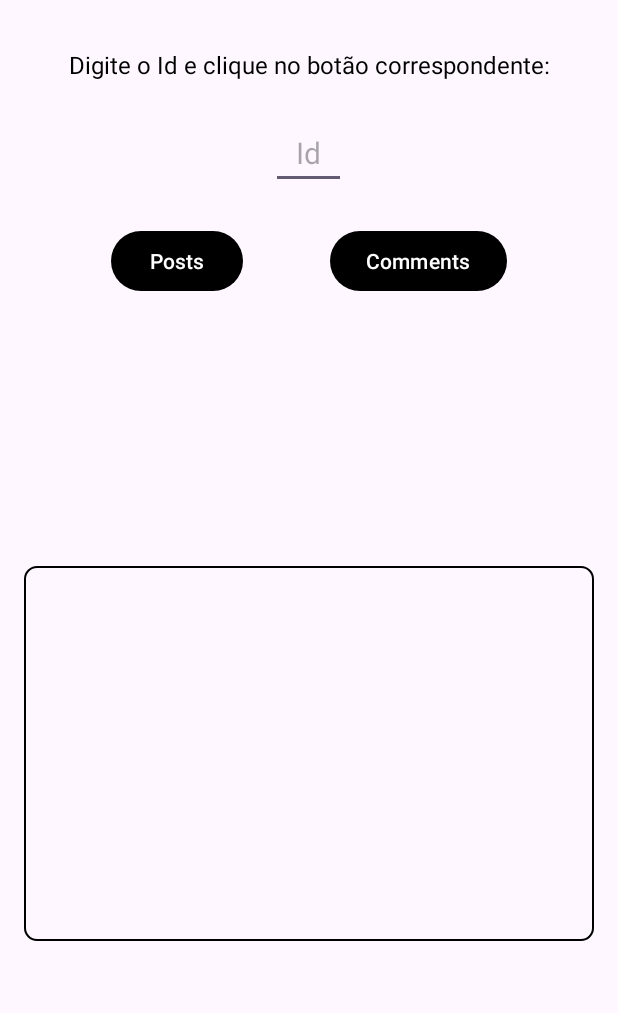
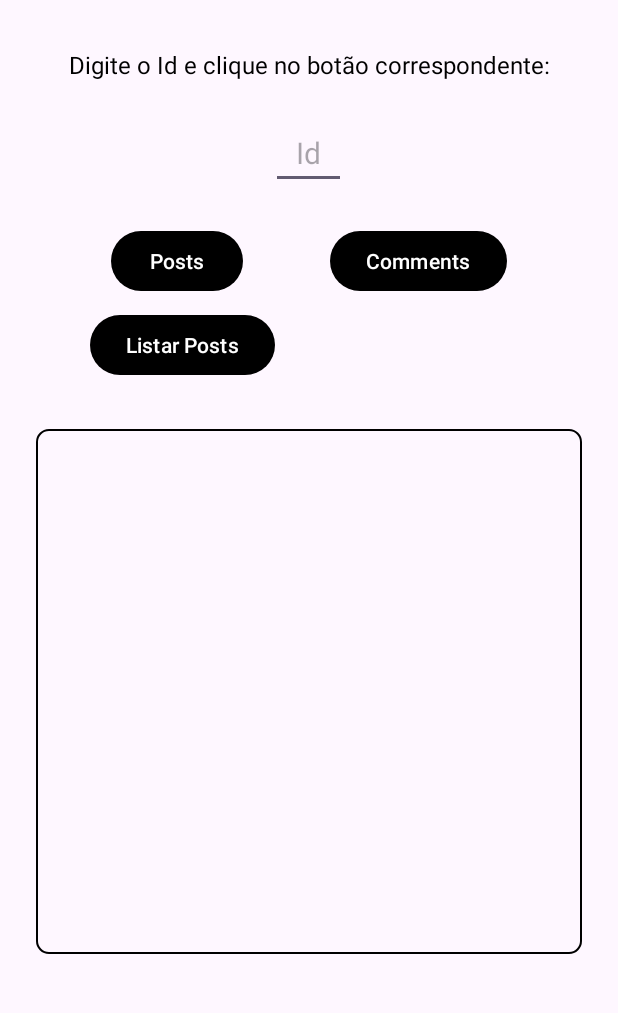
Before and after one commit to johabfreitas/api-jsonplaceholder, an Android app: the layout activity_main.xml on its own in the app's theme, with its tools: preview values and no code run, on a phone screen of 412 x 824 dp, the part 92-1105 px from its top. Run offline under Robolectric (Android 15) with nearby library versions, the phone set to English and light mode, and no system bars.

Commit message:
Layout ajustado

```diff
--- a/app/src/main/res/layout/activity_main.xml
+++ b/app/src/main/res/layout/activity_main.xml
@@ -76,16 +76,27 @@
         app:layout_constraintTop_toBottomOf="@+id/edt_id" />
 
 
+    <Button
+        android:id="@+id/btn_listarposts"
+        android:layout_width="wrap_content"
+        android:layout_height="wrap_content"
+        android:layout_marginStart="60dp"
+        android:layout_marginTop="8dp"
+        android:text="Listar Posts"
+        app:layout_constraintStart_toStartOf="parent"
+        app:layout_constraintTop_toBottomOf="@+id/btn_posts" />
+
     <ScrollView
         android:layout_width="0dp"
-        android:layout_height="wrap_content"
-        android:layout_marginTop="60dp"
+        android:layout_height="0dp"
+        android:layout_marginStart="8dp"
+        android:layout_marginTop="32dp"
+        android:layout_marginEnd="8dp"
         android:layout_marginBottom="8dp"
         app:layout_constraintBottom_toBottomOf="parent"
         app:layout_constraintEnd_toEndOf="parent"
         app:layout_constraintStart_toStartOf="parent"
-        app:layout_constraintTop_toBottomOf="@+id/btn_posts">
-
+        app:layout_constraintTop_toBottomOf="@+id/btn_listarposts">
 
         <LinearLayout
             android:layout_width="match_parent"
@@ -94,7 +105,7 @@
             <EditText
                 android:id="@+id/edt_visualizar"
                 android:layout_width="match_parent"
-                android:layout_height="250dp"
+                android:layout_height="350dp"
                 android:layout_marginStart="16dp"
                 android:layout_marginEnd="16dp"
                 android:layout_marginBottom="8dp"
@@ -111,7 +122,6 @@
         </LinearLayout>
 
 
-
     </ScrollView>
 
 </androidx.constraintlayout.widget.ConstraintLayout>
```
